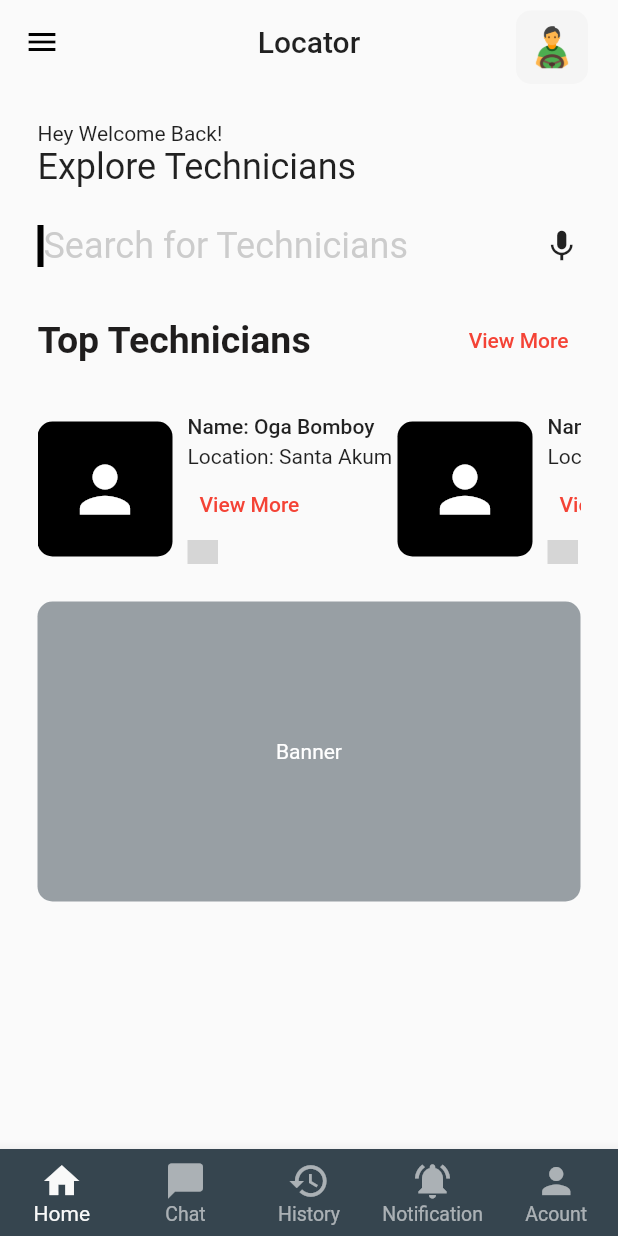
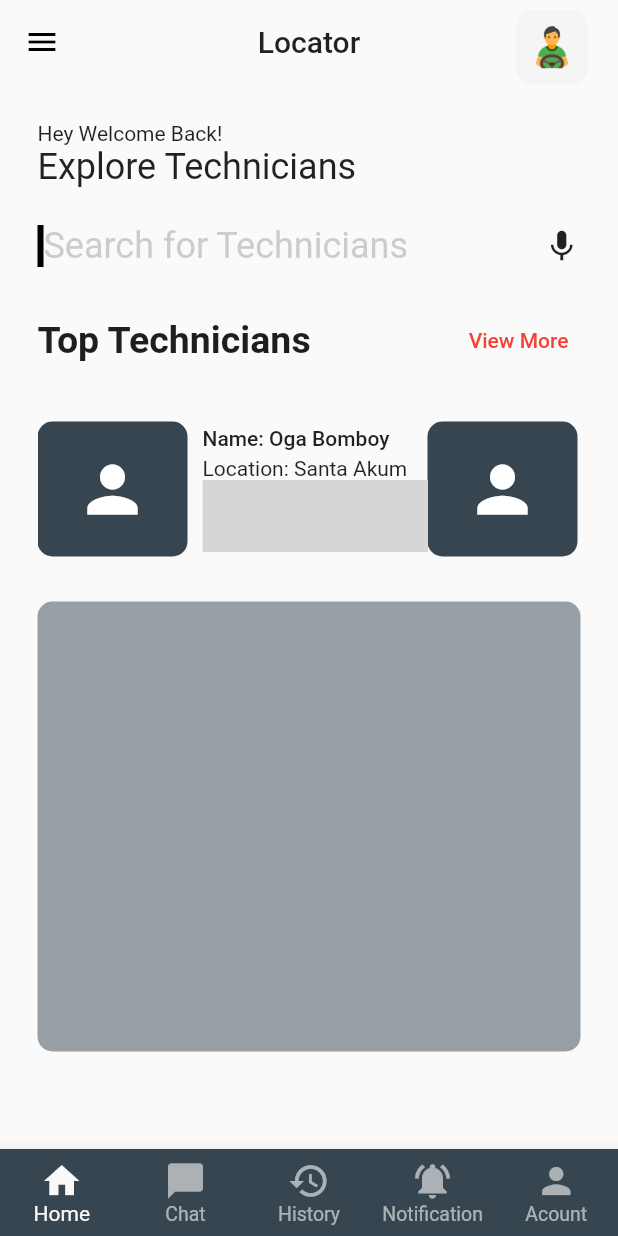
Before and after one commit to leduke0/RoadsideAvailability, a Flutter app: the screen it shows after launch, after a tap on "LOGIN", on a phone screen of 412 x 824 dp. Run offline on Flutter 3.47's test engine with Material 2 defaults, Android fonts, the light colour scheme and no system bars; our stand-ins replace flutter_otp_text_field, get, google_fonts; missing offline and left inert: flutter_rating_native; statements that could not run were skipped; grey boxes are pictures that could not be loaded.

Commit message:
first commit

```diff
--- a/lib/src/features/core/screens/dashboard/dashboard.dart
+++ b/lib/src/features/core/screens/dashboard/dashboard.dart
@@ -111,16 +111,16 @@ class Dashboard extends StatelessWidget {
                     children: [
                       for (int i = 0; i < 10; i++)
                         SizedBox(
-                          width: 240,
+                          width: 260,
                           height: 50,
                           child: Row(
                             children: [
                               Container(
-                                width: 90,
+                                width: 100,
                                 height: 90,
                                 decoration: BoxDecoration(
                                   borderRadius: BorderRadius.circular(10),
-                                  color: Colors.black,
+                                  color: const Color(0xFF36454f),
                                 ),
                                 child: const Center(
                                     child:
@@ -153,26 +153,12 @@ class Dashboard extends StatelessWidget {
                                       style: TextTheme.bodyText2,
                                       overflow: TextOverflow.ellipsis,
                                     ),
-                                    // const SizedBox(
-                                    //   height: 4,
-                                    // ),
-                                    // create a text button to view mechanic profile
-                                    TextButton(
-                                        onPressed: () {
-                                          Navigator.pushNamed(
-                                              context, "TechnicianScreen");
-                                        },
-                                        child: const Text(
-                                          'View More',
-                                          style: TextStyle(color: Colors.red),
-                                        )),
-                                    const FlutterRating(
-                                      rating: 3.5,
-                                      size: 20,
-                                      color: Colors.amber,
-                                    ),
-                                    const SizedBox(
-                                      height: 4,
+                                    const Center(
+                                      child: FlutterRating(
+                                        rating: 3.5,
+                                        size: 20,
+                                        color: Colors.amber,
+                                      ),
                                     ),
                                   ],
                                 ),
@@ -181,7 +167,7 @@ class Dashboard extends StatelessWidget {
                           ),
                         ),
                       const SizedBox(
-                        width: 40,
+                        width: 50,
                       ),
                     ],
                   ),
@@ -193,16 +179,10 @@ class Dashboard extends StatelessWidget {
                 // Banner
                 Container(
                   width: double.infinity,
-                  height: 200,
+                  height: 300,
                   decoration: BoxDecoration(
                     borderRadius: BorderRadius.circular(10),
                     color: const Color(0xFF36454f).withOpacity(0.5),
-                  ),
-                  child: const Center(
-                    child: Text(
-                      "Banner",
-                      style: TextStyle(color: Colors.white),
-                    ),
                   ),
                 ),
 
```
